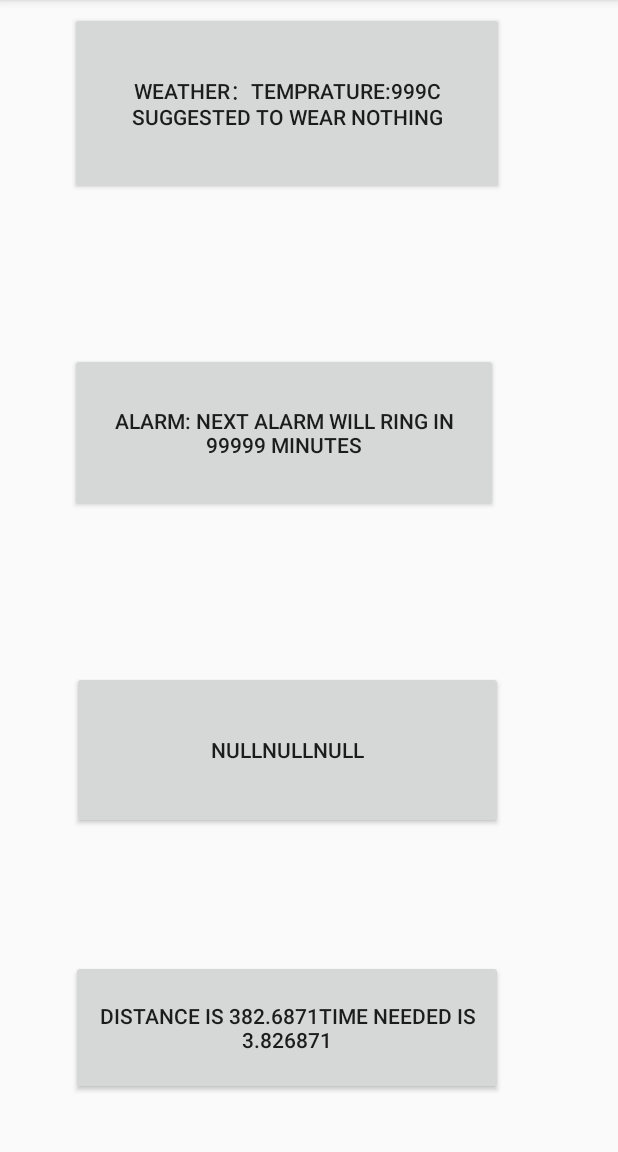
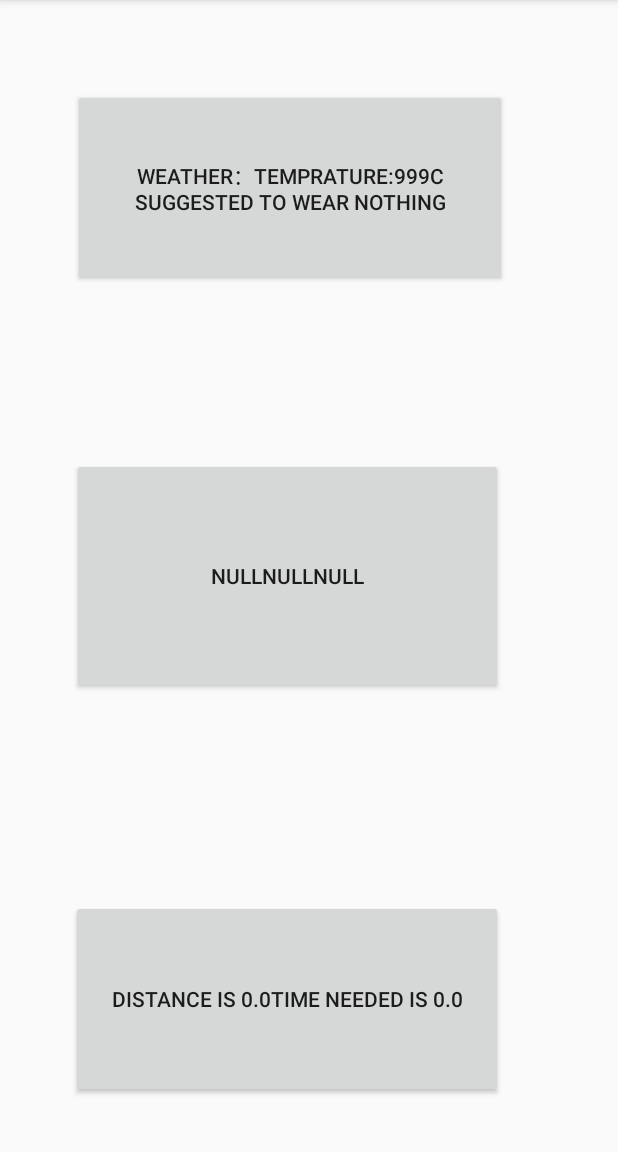
Before and after one commit to BarbaraJin/CS446, an Android app: the screen it shows after launch (MainActivity), on a phone screen of 412 x 824 dp, the part 84-1236 px from its top. Run offline under Robolectric (Android 15) with nearby library versions, the phone set to English and light mode, and no system bars; libraries missing offline, so code that uses them is left out: com.google.maps.model; 15 statements that could not run were skipped.

Commit message:
main page
Calendar mainpage mostly done

```diff
--- a/iManager/app/src/main/AndroidManifest.xml
+++ b/iManager/app/src/main/AndroidManifest.xml
@@ -4,6 +4,9 @@
 
     <uses-permission android:name="android.permission.WRITE_CALENDAR" />
     <uses-permission android:name="android.permission.READ_CALENDAR" />
+    <uses-permission android:name="android.permission.ACCESS_FINE_LOCATION" />
+    <uses-permission android:name="android.permission.ACCESS_COARSE_LOCATION"/>
+
     <!-- ask for internet permission -->
     <uses-permission android:name="android.permission.INTERNET" />
     <uses-permission android:name="android.permission.ACCESS_WIFI_STATE" />
--- a/iManager/app/src/main/java/com/ziniuyimeixiang/imanager/CalendarModel.java
+++ b/iManager/app/src/main/java/com/ziniuyimeixiang/imanager/CalendarModel.java
@@ -14,18 +14,51 @@ public class CalendarModel extends Model {
     private int cmonth;
     private int cday;
 
-    public int getHourdiff() {
-        return hourdiff;
-    }
 
-    public void setHourdiff(int hourdiff) {
-        this.hourdiff = hourdiff;
-    }
 
     //TIME DIFF
     private int hourdiff;
     //TIME AND LOCATION USED TO SHOW ROUTE INFORMATION ON MAIN PAGE
     private String location;
+    private String time;
+    //current location
+    private double cur_lon;
+    private double cur_att;
+
+    private double event_lon;
+    private  double event_att;
+
+    public double getEvent_lon() {
+        return event_lon;
+    }
+
+    public void setEvent_lon(double event_lon) {
+        this.event_lon = event_lon;
+    }
+
+    public double getEvent_att() {
+        return event_att;
+    }
+
+    public void setEvent_att(double event_att) {
+        this.event_att = event_att;
+    }
+
+    public double getCur_lon() {
+        return cur_lon;
+    }
+
+    public void setCur_lon(double cur_lan) {
+        this.cur_lon = cur_lan;
+    }
+
+    public double getCur_att() {
+        return cur_att;
+    }
+
+    public void setCur_att(double cur_att) {
+        this.cur_att = cur_att;
+    }
 
     public String getLocation() {
         return location;
@@ -43,10 +76,13 @@ public class CalendarModel extends Model {
         this.time = time;
     }
 
-    private String time;
+    public int getHourdiff() {
+        return hourdiff;
+    }
 
-
-
+    public void setHourdiff(int hourdiff) {
+        this.hourdiff = hourdiff;
+    }
 
     public int getCyear() {
         return cyear;
@@ -83,4 +119,9 @@ public class CalendarModel extends Model {
 
         initObservers();
     }
+    public void curr_postion(double l, double a){
+        this.setCur_att(a);
+        this.setCur_lon(l);
+        initObservers();
+    }
 }
--- a/iManager/app/src/main/java/com/ziniuyimeixiang/imanager/MainActivity.java
+++ b/iManager/app/src/main/java/com/ziniuyimeixiang/imanager/MainActivity.java
@@ -1,11 +1,16 @@
 package com.ziniuyimeixiang.imanager;
 
 import android.Manifest;
+import android.content.Context;
 import android.content.Intent;
 import android.content.pm.PackageManager;
 import android.database.Cursor;
+import android.location.Address;
+import android.location.Geocoder;
 import android.location.Location;
+import android.location.LocationManager;
 import android.provider.CalendarContract;
+import android.support.v4.app.ActivityCompat;
 import android.support.v7.app.AppCompatActivity;
 import android.os.Bundle;
 import android.util.Log;
@@ -22,18 +27,21 @@ import com.google.maps.model.Duration;
 import com.google.maps.model.LatLng;
 import com.google.maps.model.TravelMode;
 
+import java.io.IOException;
 import java.text.SimpleDateFormat;
 import java.util.Calendar;
 import java.util.Date;
+import java.util.List;
 import java.util.Locale;
 import java.util.Observable;
 import java.util.Observer;
 
-public class MainActivity extends AppCompatActivity implements Observer{
+public class MainActivity extends AppCompatActivity implements Observer {
 
     CalendarModel mModel;
     Button C_Button;
     Button R_Button;
+    Button test;
     @Override
     protected void onCreate(Bundle savedInstanceState) {
         mModel = CalendarModel.getInstance();
@@ -44,33 +52,34 @@ public class MainActivity extends AppCompatActivity implements Observer{
 //        startActivity(alarm);
         C_Button = findViewById(R.id.Cbutton);
         R_Button = findViewById(R.id.Trans);
+        this.getLocationFromAddress(this, "Toronto");
+        this.getPosition();
         this.setCalender();
         this.setRoute();
+        //toronto should be replaced by the nearest event position
     }
+
     // TODO need to change main activity's view
-    public void weatherBottonClicked(View view){
+    public void weatherBottonClicked(View view) {
         Intent weatherIntent = new Intent(MainActivity.this, Weather.class);
         startActivity(weatherIntent);
     }
 
-    public void calenderBottonClicked(View view){
+    public void calenderBottonClicked(View view) {
         Intent weatherIntent = new Intent(MainActivity.this, Calender.class);
         startActivity(weatherIntent);
     }
 
-    public void alarmBottonClicked(View view){
-        Intent weatherIntent = new Intent(MainActivity.this, Alarm.class);
-        startActivity(weatherIntent);
-    }
-    public void transClick(View view){
+    public void transClick(View view) {
         Intent weatherIntent = new Intent(MainActivity.this, TransActivity.class);
         startActivity(weatherIntent);
     }
-    public void setCalender(){
+
+    public void setCalender() {
         String date = new SimpleDateFormat("yyyy-MM-dd", Locale.getDefault()).format(new Date());
-        String y = date.substring(0,4);
-        String m = date.substring(5,7);
-        String d = date.substring(8,10);
+        String y = date.substring(0, 4);
+        String m = date.substring(5, 7);
+        String d = date.substring(8, 10);
         String location;
         int time;
         String event_name;
@@ -79,7 +88,7 @@ public class MainActivity extends AppCompatActivity implements Observer{
         int mday = Integer.parseInt(d);
         long currentTime = System.currentTimeMillis();
         Cursor cursor = null;
-        String selection = "(dtstart >= "+currentTime+")";
+        String selection = "(dtstart >= " + currentTime + ")";
         if (checkSelfPermission(Manifest.permission.READ_CALENDAR) != PackageManager.PERMISSION_GRANTED) {
             requestPermissions(new String[]{Manifest.permission.READ_CALENDAR}, 120);
             //After this point you wait for callback in onRequestPermissionsResult(int, String[], int[]) overriden method
@@ -99,34 +108,79 @@ public class MainActivity extends AppCompatActivity implements Observer{
         Date start_date = new Date(Long.valueOf(cursor.getString(id2)) + (60 * 60 * 1000) * mModel.getHourdiff());
         String start = formatter.format(start_date);
         location = cursor.getString(id4);
-        C_Button.setText(start+title+location);
+        C_Button.setText(start + title + location);
         mModel.setLocation(location);
         mModel.setTime(start);
     }
-    public void setRoute(){
+
+    public void setRoute() {
         double lat = 23.33;
         double lng = 25.88;
         float distance;
-        Location locationA=new Location("A");
-        locationA.setLatitude(lat);
-        locationA.setLongitude(lng);
+        Location locationA = new Location("A");
+        locationA.setLatitude(mModel.getCur_att());
+        locationA.setLongitude(mModel.getCur_lon());
 
         Location locationB = new Location("B");
-        locationB.setLatitude(lng);
-        locationB.setLongitude(lat);
+        locationB.setLatitude(mModel.getEvent_att());
+        locationB.setLongitude(mModel.getEvent_lon());
 
-        distance = locationA.distanceTo(locationB)/1000;
+        distance = locationA.distanceTo(locationB) / 1000;
 
-        LatLng From = new LatLng(lat,lng);
-        LatLng To = new LatLng(lat,lng);
+        LatLng From = new LatLng(lat, lng);
+        LatLng To = new LatLng(lat, lng);
 
 
         int speedIs1KmMinute = 100;
         float estimatedDriveTimeInMinutes = distance / speedIs1KmMinute;
-        R_Button.setText("distance is "+distance+"time needed is " + estimatedDriveTimeInMinutes);
+        R_Button.setText("distance is " + distance + "time needed is " + estimatedDriveTimeInMinutes);
     }
 
+    public void getPosition() {
+        LocationManager lm = (LocationManager) getSystemService(Context.LOCATION_SERVICE);
+        while (ActivityCompat.checkSelfPermission(this, Manifest.permission.ACCESS_FINE_LOCATION) != PackageManager.PERMISSION_GRANTED && ActivityCompat.checkSelfPermission(this, Manifest.permission.ACCESS_COARSE_LOCATION) != PackageManager.PERMISSION_GRANTED) {
+            // TODO: Consider calling
+            //    ActivityCompat#requestPermissions
+            // here to request the missing permissions, and then overriding
+            //   public void onRequestPermissionsResult(int requestCode, String[] permissions,
+            //                                          int[] grantResults)
+            // to handle the case where the user grants the permission. See the documentation
+            // for ActivityCompat#requestPermissions for more details.
+            requestPermissions(new String[]{Manifest.permission.ACCESS_FINE_LOCATION}, 120);
+        }
+        Location location = lm.getLastKnownLocation(LocationManager.GPS_PROVIDER);
+        double longitude = location.getLongitude();
+        double latitude = location.getLatitude();
+        mModel.curr_postion(longitude,latitude);
+    }
+    public void getLocationFromAddress(Context context,String strAddress) {
+
+        Geocoder coder = new Geocoder(context);
+        List<Address> address;
+        LatLng p1 = null;
+
+        try {
+            // May throw an IOException
+            address = coder.getFromLocationName(strAddress, 5);
+            if (address == null) {
+                return;
+            }
+
+            Address location = address.get(0);
+            p1 = new LatLng(location.getLatitude(), location.getLongitude() );
+
+        } catch (IOException ex) {
+
+            ex.printStackTrace();
+        }
+
+        mModel.setEvent_att(p1.lat);
+        mModel.setEvent_lon(p1.lng);
+    }
     public void update(Observable o, Object arg) {
         this.setCalender();
+        this.setRoute();
+        //toronto should be replaced by the nearest event position
+        this.getLocationFromAddress(this, "Toronto");
     }
 }
--- a/iManager/app/src/main/res/layout/activity_main.xml
+++ b/iManager/app/src/main/res/layout/activity_main.xml
@@ -10,7 +10,7 @@
     <Button
         android:id="@+id/button"
         android:layout_width="289dp"
-        android:layout_height="122dp"
+        android:layout_height="132dp"
         android:layout_marginBottom="8dp"
         android:layout_marginEnd="8dp"
         android:layout_marginStart="8dp"
@@ -19,15 +19,15 @@
         android:text="Weather：temprature:999C Suggested to wear nothing"
         app:layout_constraintBottom_toBottomOf="parent"
         app:layout_constraintEnd_toEndOf="parent"
-        app:layout_constraintHorizontal_bias="0.362"
+        app:layout_constraintHorizontal_bias="0.379"
         app:layout_constraintStart_toStartOf="parent"
         app:layout_constraintTop_toTopOf="parent"
-        app:layout_constraintVertical_bias="0.0" />
+        app:layout_constraintVertical_bias="0.083" />
 
     <Button
         android:id="@+id/Cbutton"
         android:layout_width="287dp"
-        android:layout_height="105dp"
+        android:layout_height="157dp"
         android:layout_marginBottom="8dp"
         android:layout_marginEnd="8dp"
         android:layout_marginStart="8dp"
@@ -38,30 +38,12 @@
         app:layout_constraintEnd_toEndOf="parent"
         app:layout_constraintHorizontal_bias="0.37"
         app:layout_constraintStart_toStartOf="parent"
-        app:layout_constraintTop_toTopOf="parent"
-        app:layout_constraintVertical_bias="0.679" />
-
-    <Button
-        android:id="@+id/button3"
-        android:layout_width="285dp"
-        android:layout_height="106dp"
-        android:layout_marginBottom="8dp"
-        android:layout_marginEnd="8dp"
-        android:layout_marginStart="8dp"
-        android:layout_marginTop="8dp"
-        android:onClick="alarmBottonClicked"
-        android:text="Alarm: Next Alarm will ring in 99999 minutes"
-        app:layout_constraintBottom_toBottomOf="parent"
-        app:layout_constraintEnd_toEndOf="parent"
-        app:layout_constraintHorizontal_bias="0.349"
-        app:layout_constraintStart_toStartOf="parent"
-        app:layout_constraintTop_toTopOf="parent"
-        app:layout_constraintVertical_bias="0.352" />
+        app:layout_constraintTop_toTopOf="parent" />
 
     <Button
         android:id="@+id/Trans"
         android:layout_width="288dp"
-        android:layout_height="90dp"
+        android:layout_height="132dp"
         android:layout_marginBottom="8dp"
         android:layout_marginEnd="8dp"
         android:layout_marginStart="8dp"
```
